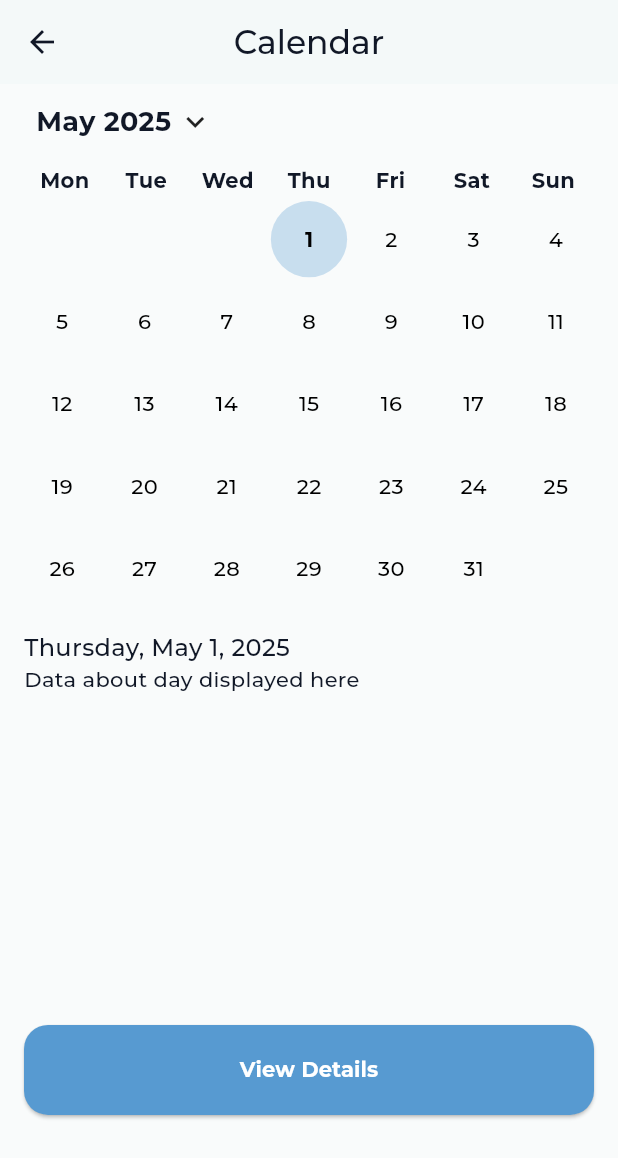
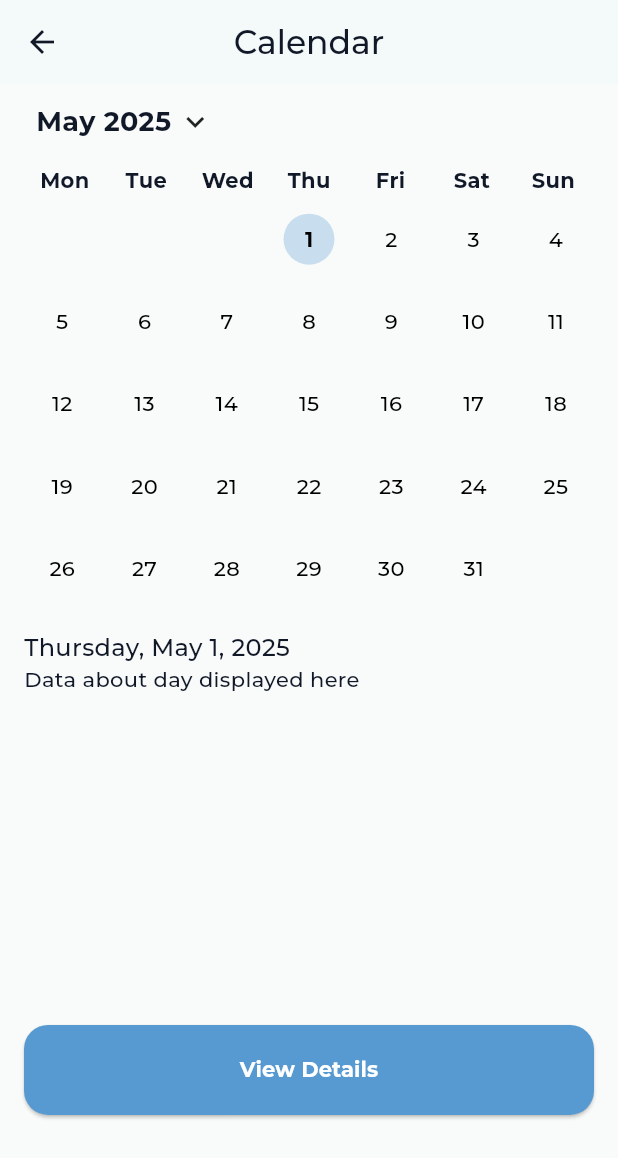
Before and after one commit to codemalcolm/moodly_client, a Flutter app: the CalendarOverviewPage screen opened directly with empty values, after a tap on an icon or button, on a phone screen of 412 x 824 dp. Shown: the top 1158 px of the screen. Run offline on Flutter 3.47's test engine with Material 3 defaults, Android fonts, the phone set to English and light mode, and no system bars; our stand-ins replace flutter_svg, image_picker, shared_preferences; accounts and stored records are empty; network calls fail; project files that could hold a hidden picture were left out.

Commit message:
Fixed broken width and height for clicked date indicator

```diff
--- a/lib/screens/calendar_overview_page.dart
+++ b/lib/screens/calendar_overview_page.dart
@@ -8,10 +8,7 @@ import 'package:moodly_client/widgets/custom_button.dart';
 class CalendarOverviewPage extends StatefulWidget {
   final DateTime initialDate;
 
-  const CalendarOverviewPage({
-    super.key,
-    required this.initialDate,
-  });
+  const CalendarOverviewPage({super.key, required this.initialDate});
 
   @override
   State<CalendarOverviewPage> createState() => _CalendarOverviewPageState();
@@ -53,26 +50,31 @@ class _CalendarOverviewPageState extends State<CalendarOverviewPage> {
       final date = DateTime(_displayedMonth.year, _displayedMonth.month, day);
       final isSelected =
           _selectedDate != null && _selectedDate!.isAtSameMomentAs(date);
-
       return GestureDetector(
         onTap: () => setState(() => _selectedDate = date),
-        child: Container(
+        child: Center(
+          child: Stack(
             alignment: Alignment.center,
-          decoration:
-              isSelected
-                  ? BoxDecoration(
+            children: [
+              if (isSelected)
+                Container(
+                  width: 34,
+                  height: 34,
+                  decoration: BoxDecoration(
                     color: Theme.of(
                       context,
                     ).colorScheme.primary.withOpacity(0.3),
                     shape: BoxShape.circle,
-                  )
-                  : null,
-          child: Text(
+                  ),
+                ),
+              Text(
                 day.toString(),
                 style: TextStyle(
                   color: Theme.of(context).textTheme.bodyLarge!.color,
                   fontWeight: isSelected ? FontWeight.bold : FontWeight.normal,
                 ),
+              ),
+            ],
           ),
         ),
       );
```
Lines whose indentation alone changed are shown as unchanged.
